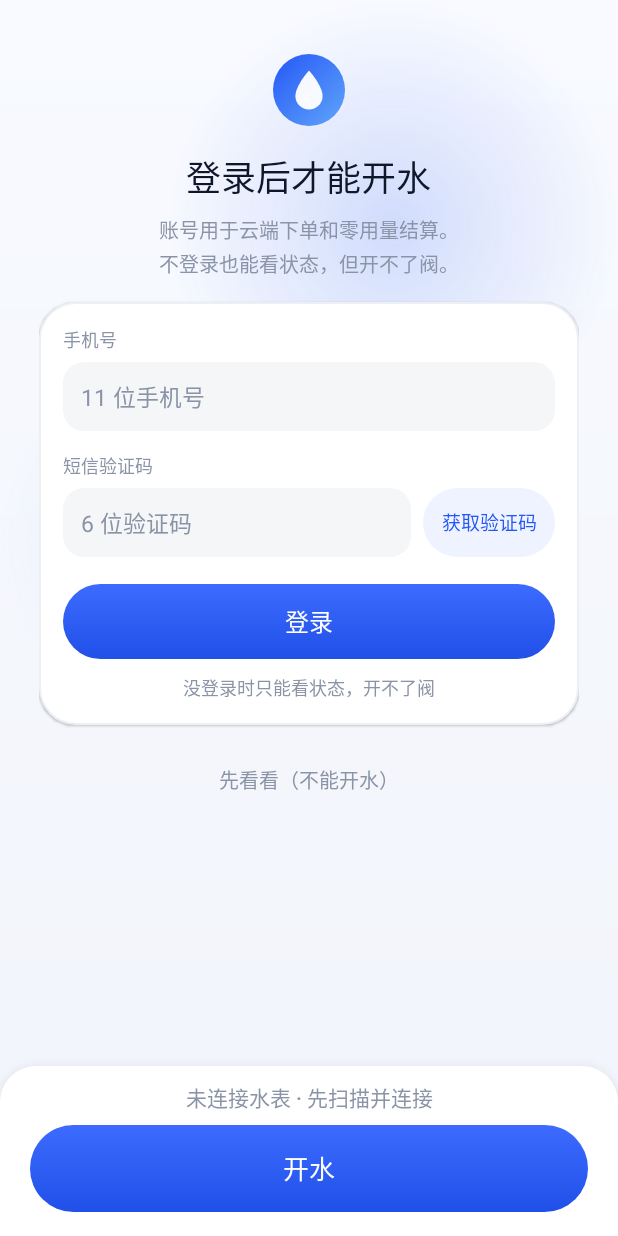
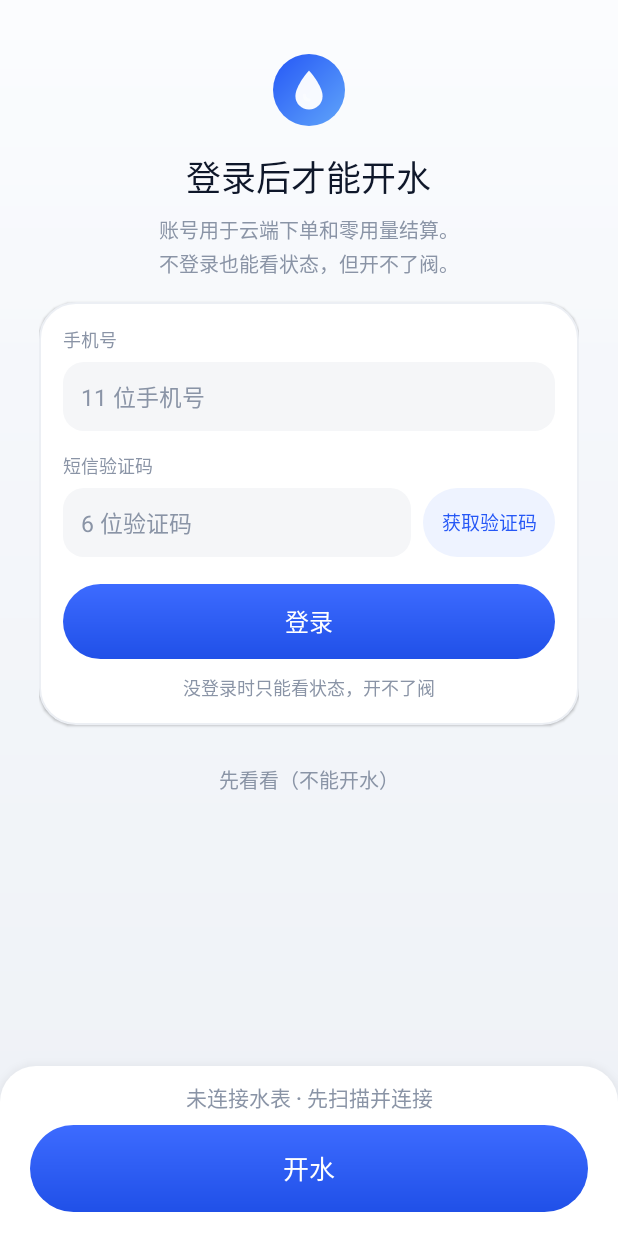
Before and after one commit to lc655254/water-valve-ble, an Android app: the screen it shows after launch (MainActivity), scrolled down 333 dp, on a phone screen of 412 x 824 dp. Run offline under Robolectric (Android 15) with nearby library versions, the light colour scheme and no system bars; network calls fail.

Commit message:
feat(android): 背景改中性微渐变，去掉蓝色光团（0.9.7）
- bg_page：竖向中性渐变 #F8FAFD→#EEF1F6 + 顶部一层极淡高光，删掉两个彩色 blob
- 深色：#0E1219→#07090E，高光 8% 白
- 卡片与背景层次更清楚，不再有蓝色抢内容
- versionCode 46 / versionName 0.9.7

```diff
--- a/android/app/src/main/res/drawable/bg_page.xml
+++ b/android/app/src/main/res/drawable/bg_page.xml
@@ -1,5 +1,5 @@
 <?xml version="1.0" encoding="utf-8"?>
-<!-- 页面背景：竖向浅渐变 + 右上/左侧两团柔光，卡片浮在上面有层次 -->
+<!-- 页面背景：中性微渐变 + 顶部一层极淡的高光，不放彩色光团，干净不抢内容 -->
 <layer-list xmlns:android="http://schemas.android.com/apk/res/android">
     <item>
         <shape android:shape="rectangle">
@@ -12,33 +12,14 @@
     </item>
 
     <item
-        android:width="300dp"
-        android:height="300dp"
-        android:gravity="top|end">
-        <shape android:shape="oval">
+        android:height="260dp"
+        android:gravity="top">
+        <shape android:shape="rectangle">
             <gradient
-                android:centerX="0.5"
-                android:centerY="0.5"
+                android:angle="270"
                 android:endColor="@android:color/transparent"
-                android:gradientRadius="150dp"
-                android:startColor="@color/blob_1"
-                android:type="radial" />
-        </shape>
-    </item>
-
-    <item
-        android:width="240dp"
-        android:height="240dp"
-        android:gravity="top|start"
-        android:top="240dp">
-        <shape android:shape="oval">
-            <gradient
-                android:centerX="0.5"
-                android:centerY="0.5"
-                android:endColor="@android:color/transparent"
-                android:gradientRadius="120dp"
-                android:startColor="@color/blob_2"
-                android:type="radial" />
+                android:startColor="@color/page_sheen"
+                android:type="linear" />
         </shape>
     </item>
 </layer-list>
--- a/android/app/src/main/res/values-night/colors.xml
+++ b/android/app/src/main/res/values-night/colors.xml
@@ -24,11 +24,10 @@
     <color name="badge_green_bg">#10291F</color>
     <color name="accent_soft">#16203A</color>
     <color name="bound_line">#2E4A7A</color>
-    <!-- 页面背景：深色下更深一档，柔光团压暗 -->
-    <color name="page_top">#0D1219</color>
-    <color name="page_bottom">#080B11</color>
-    <color name="blob_1">#332557F6</color>
-    <color name="blob_2">#1F3B82F6</color>
+    <!-- 页面背景：深色下更深一档，顶部只留一点高光 -->
+    <color name="page_top">#0E1219</color>
+    <color name="page_bottom">#07090E</color>
+    <color name="page_sheen">#14FFFFFF</color>
     <color name="btn_primary_top">#5C88FF</color>
     <color name="btn_primary_bottom">#3F6BEF</color>
     <!-- 关水按钮：深色模式红色更亮一档，字仍用白 -->
--- a/android/app/src/main/res/values/colors.xml
+++ b/android/app/src/main/res/values/colors.xml
@@ -23,11 +23,10 @@
     <color name="badge_green_bg">#ECFDF5</color>
     <color name="accent_soft">#EEF3FF</color>
     <color name="bound_line">#C9DCFF</color>
-    <!-- 页面背景：渐变 + 柔光团 -->
-    <color name="page_top">#F8FAFF</color>
-    <color name="page_bottom">#F1F4FA</color>
-    <color name="blob_1">#2E2557F6</color>
-    <color name="blob_2">#1F60A5FA</color>
+    <!-- 页面背景：中性微渐变 + 顶部一层极淡高光，不放彩色光团 -->
+    <color name="page_top">#F8FAFD</color>
+    <color name="page_bottom">#EEF1F6</color>
+    <color name="page_sheen">#66FFFFFF</color>
     <color name="btn_primary_top">#3D6BFF</color>
     <color name="btn_primary_bottom">#2050E8</color>
     <!-- 关水按钮：红色危险动作 -->
```
